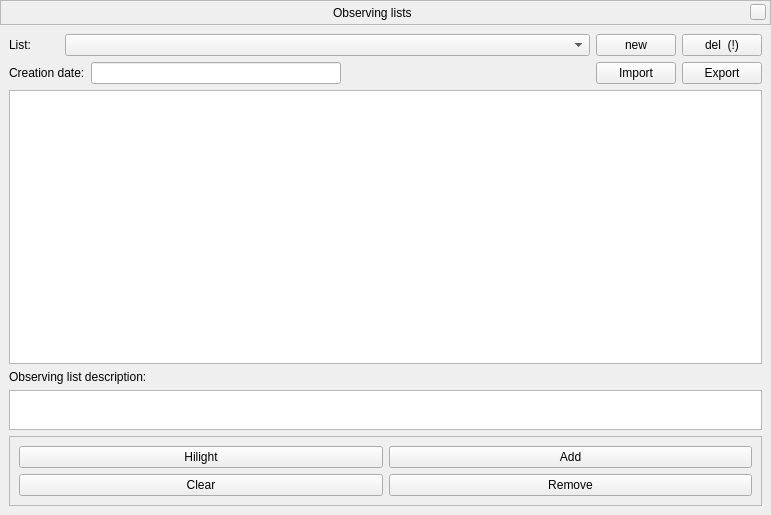
Above: src/gui/obsListDialog.ui from axd1967/stellarium before the change. Below: the same form after it.
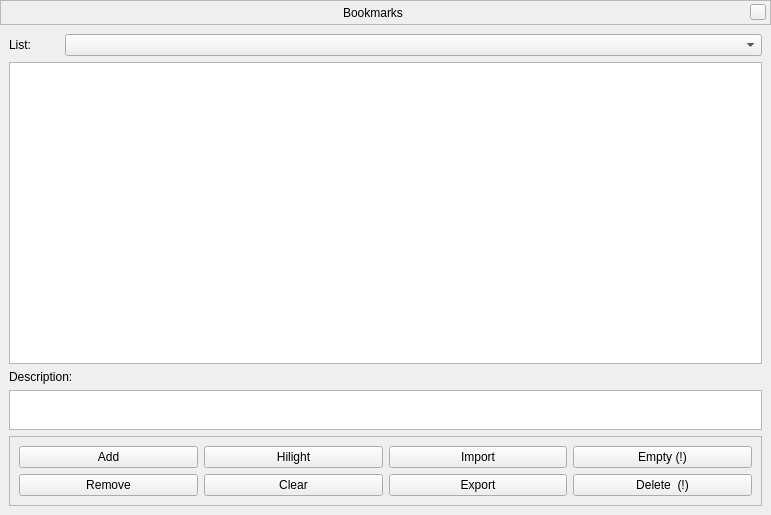
That is the form after the change. Custom widgets are drawn as their Qt base class.

Commit message: fiurther simplification

```diff
--- a/src/gui/obsListDialog.ui
+++ b/src/gui/obsListDialog.ui
@@ -82,7 +82,7 @@
          <font/>
         </property>
         <property name="text">
-         <string>Observing lists</string>
+         <string>Bookmarks</string>
         </property>
        </widget>
       </item>
@@ -127,6 +127,28 @@
    <item row="1" column="0">
     <widget class="QWidget" name="widget" native="true">
      <layout class="QGridLayout" name="gridLayout">
+      <item row="12" column="0">
+       <widget class="QPlainTextEdit" name="obsListDescriptionTextEdit">
+        <property name="enabled">
+         <bool>true</bool>
+        </property>
+        <property name="sizePolicy">
+         <sizepolicy hsizetype="Preferred" vsizetype="Preferred">
+          <horstretch>0</horstretch>
+          <verstretch>0</verstretch>
+         </sizepolicy>
+        </property>
+        <property name="maximumSize">
+         <size>
+          <width>16777215</width>
+          <height>40</height>
+         </size>
+        </property>
+        <property name="readOnly">
+         <bool>true</bool>
+        </property>
+       </widget>
+      </item>
       <item row="5" column="0">
        <layout class="QHBoxLayout" name="horizontalLayoutCombo">
         <item>
@@ -145,50 +167,8 @@
         <item>
          <widget class="QComboBox" name="obsListComboBox"/>
         </item>
-        <item>
-         <widget class="QPushButton" name="obsListNewListButton">
-          <property name="sizePolicy">
-           <sizepolicy hsizetype="Maximum" vsizetype="Fixed">
-            <horstretch>0</horstretch>
-            <verstretch>0</verstretch>
-           </sizepolicy>
-          </property>
-          <property name="toolTip">
-           <string>Create a new observing list</string>
-          </property>
-          <property name="toolTipDuration">
-           <number>3</number>
-          </property>
-          <property name="text">
-           <string>new</string>
-          </property>
-         </widget>
-        </item>
-        <item>
-         <widget class="QPushButton" name="obsListDeleteButton">
-          <property name="sizePolicy">
-           <sizepolicy hsizetype="Maximum" vsizetype="Fixed">
-            <horstretch>0</horstretch>
-            <verstretch>0</verstretch>
-           </sizepolicy>
-          </property>
-          <property name="toolTip">
-           <string>Delete the selected list</string>
-          </property>
-          <property name="text">
-           <string>del  (!)</string>
-          </property>
-         </widget>
-        </item>
        </layout>
       </item>
-      <item row="11" column="0">
-       <widget class="QLabel" name="obsListTextEditLabel">
-        <property name="text">
-         <string>Observing list description:</string>
-        </property>
-       </widget>
-      </item>
       <item row="10" column="0">
        <widget class="QTreeView" name="obsListTreeView">
         <property name="toolTipDuration">
@@ -196,27 +176,8 @@
         </property>
        </widget>
       </item>
-      <item row="12" column="0">
-       <widget class="QPlainTextEdit" name="obsListDescriptionTextEdit">
-        <property name="enabled">
-         <bool>true</bool>
-        </property>
-        <property name="sizePolicy">
-         <sizepolicy hsizetype="Preferred" vsizetype="Preferred">
-          <horstretch>0</horstretch>
-          <verstretch>0</verstretch>
-         </sizepolicy>
-        </property>
-        <property name="maximumSize">
-         <size>
-          <width>16777215</width>
-          <height>40</height>
-         </size>
-        </property>
-        <property name="readOnly">
-         <bool>true</bool>
-        </property>
-       </widget>
+      <item row="6" column="0">
+       <layout class="QHBoxLayout" name="horizontalLayoutDate"/>
       </item>
       <item row="13" column="0">
        <widget class="QFrame" name="frame">
@@ -238,6 +199,13 @@
            <property name="topMargin">
             <number>0</number>
            </property>
+           <item>
+            <widget class="QPushButton" name="pushButton">
+             <property name="text">
+              <string>Add</string>
+             </property>
+            </widget>
+           </item>
            <item>
             <widget class="QPushButton" name="obsListHighlightAllButton">
              <property name="toolTip">
@@ -252,16 +220,12 @@
             </widget>
            </item>
            <item>
-            <widget class="QPushButton" name="pushButton">
+            <widget class="QPushButton" name="pushButton_3">
              <property name="text">
-              <string>Add</string>
+              <string>Import</string>
              </property>
             </widget>
            </item>
-          </layout>
-         </item>
-         <item>
-          <layout class="QHBoxLayout" name="horizontalLayout">
            <item>
             <widget class="QPushButton" name="obsListClearHighlightButton">
              <property name="toolTip">
@@ -271,10 +235,14 @@
               <number>3</number>
              </property>
              <property name="text">
-              <string>Clear</string>
+              <string>Empty (!)</string>
              </property>
             </widget>
            </item>
+          </layout>
+         </item>
+         <item>
+          <layout class="QHBoxLayout" name="horizontalLayout">
            <item>
             <widget class="QPushButton" name="pushButton_2">
              <property name="text">
@@ -282,6 +250,36 @@
              </property>
             </widget>
            </item>
+           <item>
+            <widget class="QPushButton" name="pushButton_5">
+             <property name="text">
+              <string>Clear</string>
+             </property>
+            </widget>
+           </item>
+           <item>
+            <widget class="QPushButton" name="pushButton_4">
+             <property name="text">
+              <string>Export</string>
+             </property>
+            </widget>
+           </item>
+           <item>
+            <widget class="QPushButton" name="obsListDeleteButton">
+             <property name="sizePolicy">
+              <sizepolicy hsizetype="Minimum" vsizetype="Fixed">
+               <horstretch>0</horstretch>
+               <verstretch>0</verstretch>
+              </sizepolicy>
+             </property>
+             <property name="toolTip">
+              <string>Delete the selected list</string>
+             </property>
+             <property name="text">
+              <string>Delete  (!)</string>
+             </property>
+            </widget>
+           </item>
           </layout>
          </item>
          <item>
@@ -290,50 +288,12 @@
         </layout>
        </widget>
       </item>
-      <item row="6" column="0">
-       <layout class="QHBoxLayout" name="horizontalLayoutDate">
-        <item>
-         <widget class="QLabel" name="creationDateLabel">
-          <property name="text">
-           <string>Creation date:</string>
-          </property>
-         </widget>
-        </item>
-        <item>
-         <widget class="QLineEdit" name="obsListCreationDateLineEdit">
-          <property name="readOnly">
-           <bool>true</bool>
-          </property>
-         </widget>
-        </item>
-        <item>
-         <spacer name="horizontalSpacer_2">
-          <property name="orientation">
-           <enum>Qt::Horizontal</enum>
-          </property>
-          <property name="sizeHint" stdset="0">
-           <size>
-            <width>40</width>
-            <height>20</height>
-           </size>
-          </property>
-         </spacer>
-        </item>
-        <item>
-         <widget class="QPushButton" name="pushButton_3">
-          <property name="text">
-           <string>Import</string>
-          </property>
-         </widget>
-        </item>
-        <item>
-         <widget class="QPushButton" name="pushButton_4">
-          <property name="text">
-           <string>Export</string>
-          </property>
-         </widget>
-        </item>
-       </layout>
+      <item row="11" column="0">
+       <widget class="QLabel" name="obsListTextEditLabel">
+        <property name="text">
+         <string>Description:</string>
+        </property>
+       </widget>
       </item>
      </layout>
     </widget>
```
